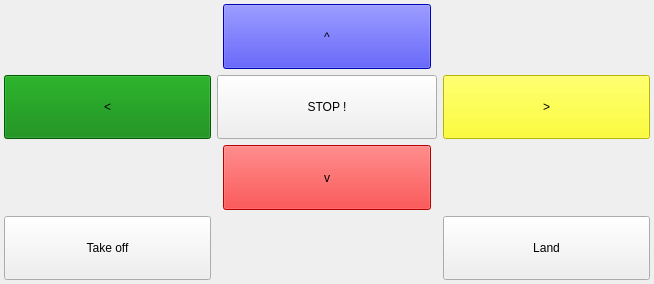
This is host/simon_gui/gamepad.ui in Rajesh-Sec-Project/simon as Qt 5 draws it before an edit. The edited form follows.
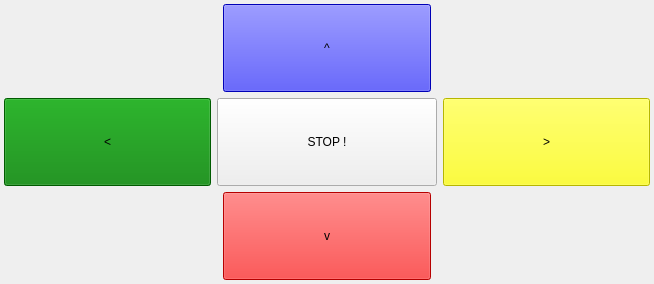
This is the edited form.

Patch:
```diff
--- a/host/simon_gui/gamepad.ui
+++ b/host/simon_gui/gamepad.ui
@@ -185,44 +185,6 @@
        </property>
       </widget>
      </item>
-     <item row="3" column="0">
-      <widget class="QToolButton" name="button_takeOff">
-       <property name="sizePolicy">
-        <sizepolicy hsizetype="Expanding" vsizetype="Expanding">
-         <horstretch>0</horstretch>
-         <verstretch>0</verstretch>
-        </sizepolicy>
-       </property>
-       <property name="toolTip">
-        <string>Take off the drone</string>
-       </property>
-       <property name="statusTip">
-        <string>Take off the drone</string>
-       </property>
-       <property name="text">
-        <string>Take off</string>
-       </property>
-      </widget>
-     </item>
-     <item row="3" column="4">
-      <widget class="QToolButton" name="button_land">
-       <property name="sizePolicy">
-        <sizepolicy hsizetype="Expanding" vsizetype="Expanding">
-         <horstretch>0</horstretch>
-         <verstretch>0</verstretch>
-        </sizepolicy>
-       </property>
-       <property name="toolTip">
-        <string>Land the drone</string>
-       </property>
-       <property name="statusTip">
-        <string>Land the drone</string>
-       </property>
-       <property name="text">
-        <string>Land</string>
-       </property>
-      </widget>
-     </item>
     </layout>
    </item>
   </layout>
```
Left out of the diff: 22 changed lines with no effect on the pictures.
